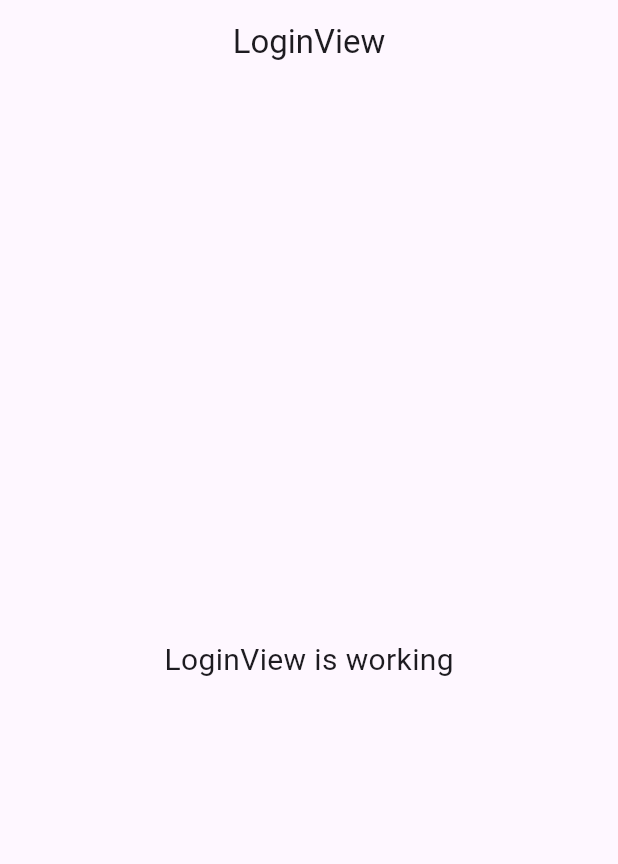
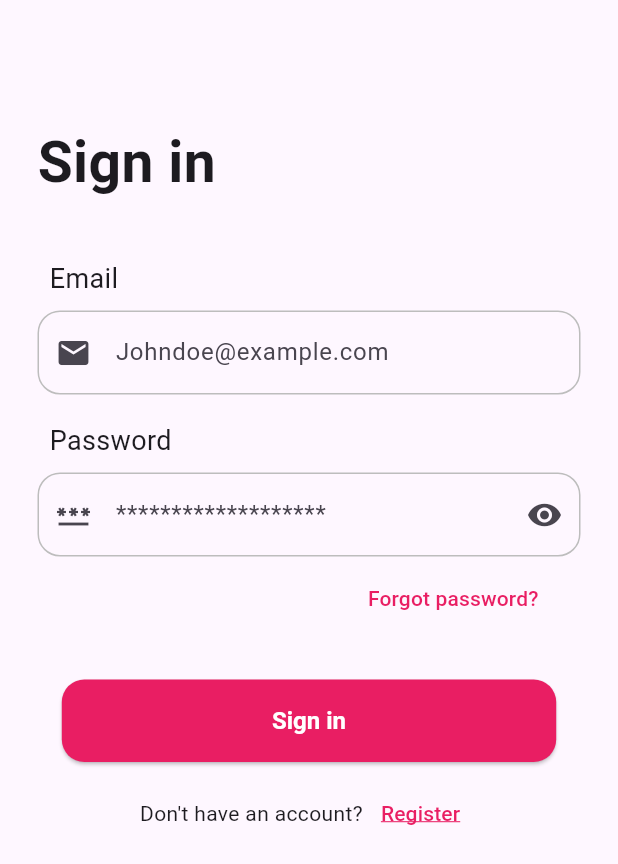
Before and after one commit to ihebmeftah/nestjs_events, a Flutter app: the screen it shows after launch, on a phone screen of 412 x 824 dp. Shown: the top 864 px of the screen. Run offline on Flutter 3.47's test engine with Material 3 defaults, Android fonts, the phone set to English and light mode, and no system bars; our stand-ins replace get.

Commit message:
design login page v1

```diff
--- /dev/null
+++ b/front_flutter/lib/app/components/appinput.dart
@@ -0,0 +1,61 @@
+import 'package:flutter/material.dart';
+import 'package:get/get.dart';
+
+class AppInput extends StatelessWidget {
+  const AppInput(
+      {super.key,
+      this.name,
+      this.isPassword = false,
+      this.isRequired = false,
+      this.controller,
+      this.suffixIcon,
+      this.prefixIcon,
+      this.textInputType,
+      this.hint,
+      this.counter});
+  final String? name, hint;
+  final Widget? counter, suffixIcon, prefixIcon;
+  final TextEditingController? controller;
+  final TextInputType? textInputType;
+  final bool isRequired, isPassword;
+  @override
+  Widget build(BuildContext context) {
+    return Column(
+      crossAxisAlignment: CrossAxisAlignment.start,
+      children: [
+        if (name != null)
+          Padding(
+            padding: const EdgeInsets.all(8.0),
+            child: Text(
+              "$name",
+              style: const TextStyle(fontSize: 18),
+            ),
+          ),
+        TextFormField(
+          keyboardType: textInputType,
+          controller: controller,
+          obscureText: isPassword,
+          validator: (value) {
+            if (textInputType == TextInputType.emailAddress) {
+              if (!GetUtils.isEmail(value!)) {
+                return "Please enter a valid email";
+              }
+            }
+            if (isRequired) {
+              if (value!.isEmpty) {
+                return "This field is required";
+              }
+            }
+            return null;
+          },
+          decoration: InputDecoration(
+              prefixIcon: prefixIcon,
+              suffixIcon: suffixIcon,
+              counter: counter,
+              hintText: hint),
+          onTapOutside: (_) => FocusManager.instance.primaryFocus?.unfocus(),
+        ),
+      ],
+    );
+  }
+}
--- a/front_flutter/lib/app/modules/login/controllers/login_controller.dart
+++ b/front_flutter/lib/app/modules/login/controllers/login_controller.dart
@@ -1,23 +1,13 @@
+import 'package:flutter/material.dart';
 import 'package:get/get.dart';
 
 class LoginController extends GetxController {
-  //TODO: Implement LoginController
+  final siginFormkey = GlobalKey<FormState>();
+  final registerFormkey = GlobalKey<FormState>();
+  final siginEmail = TextEditingController();
+  final siginPassword = TextEditingController();
 
-  final count = 0.obs;
-  @override
-  void onInit() {
-    super.onInit();
+  void onSignIn() {
+    if (siginFormkey.currentState!.validate()) {}
   }
-
-  @override
-  void onReady() {
-    super.onReady();
-  }
-
-  @override
-  void onClose() {
-    super.onClose();
-  }
-
-  void increment() => count.value++;
 }
--- a/front_flutter/lib/app/modules/login/views/login_view.dart
+++ b/front_flutter/lib/app/modules/login/views/login_view.dart
@@ -2,6 +2,8 @@ import 'package:flutter/material.dart';
 
 import 'package:get/get.dart';
 
+import '../../../components/appinput.dart';
+import '../../../routes/app_pages.dart';
 import '../controllers/login_controller.dart';
 
 class LoginView extends GetView<LoginController> {
@@ -9,16 +11,66 @@ class LoginView extends GetView<LoginController> {
   @override
   Widget build(BuildContext context) {
     return Scaffold(
-      appBar: AppBar(
-        title: const Text('LoginView'),
-        centerTitle: true,
-      ),
-      body: const Center(
-        child: Text(
-          'LoginView is working',
-          style: TextStyle(fontSize: 20),
-        ),
-      ),
-    );
+        resizeToAvoidBottomInset: false,
+        appBar: AppBar(),
+        body: Padding(
+          padding: const EdgeInsets.all(25.0),
+          child: Column(
+            crossAxisAlignment: CrossAxisAlignment.start,
+            children: [
+              const Text(
+                "Sign in",
+                style: TextStyle(fontSize: 38, fontWeight: FontWeight.bold),
+              ),
+              const SizedBox(height: 30),
+              Form(
+                  key: controller.siginFormkey,
+                  child: Column(
+                    children: [
+                      AppInput(
+                        controller: controller.siginEmail,
+                        textInputType: TextInputType.emailAddress,
+                        prefixIcon: const Icon(Icons.email),
+                        name: "Email",
+                        hint: "Johndoe@example.com",
+                      ),
+                      const SizedBox(height: 10),
+                      AppInput(
+                        controller: controller.siginPassword,
+                        isPassword: true,
+                        isRequired: true,
+                        textInputType: TextInputType.visiblePassword,
+                        prefixIcon: const Icon(Icons.password),
+                        suffixIcon: const Icon(Icons.remove_red_eye),
+                        name: "Password",
+                        hint: "*******************",
+                        counter: TextButton(
+                            onPressed: () {},
+                            child: const Text("Forgot password?")),
+                      ),
+                      const SizedBox(height: 30),
+                      ElevatedButton(
+                          onPressed: controller.onSignIn,
+                          child: const Text("Sign in")),
+                      const SizedBox(height: 10),
+                      Row(
+                        mainAxisAlignment: MainAxisAlignment.center,
+                        children: [
+                          const Text("Don't have an account?"),
+                          TextButton(
+                              onPressed: () => Get.toNamed(Routes.REGISTER),
+                              child: const Text(
+                                "Register",
+                                style: TextStyle(
+                                    decoration: TextDecoration.underline,
+                                    decorationColor: Colors.pink),
+                              ))
+                        ],
+                      )
+                    ],
+                  ))
+            ],
+          ),
+        ));
   }
 }
```
